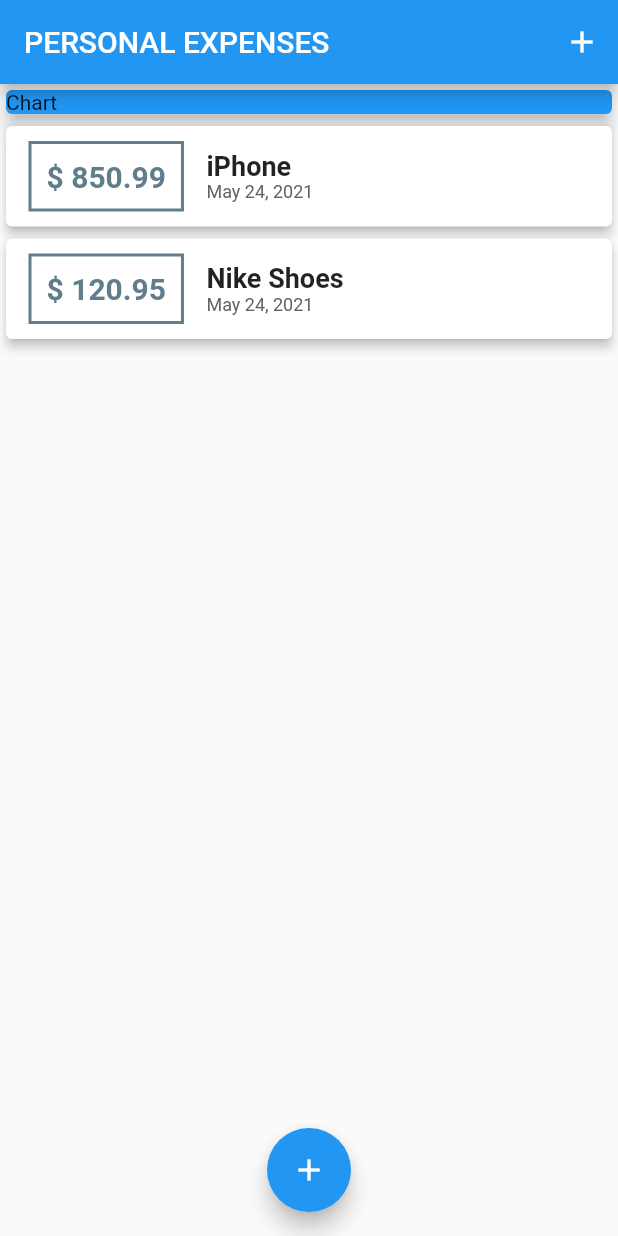
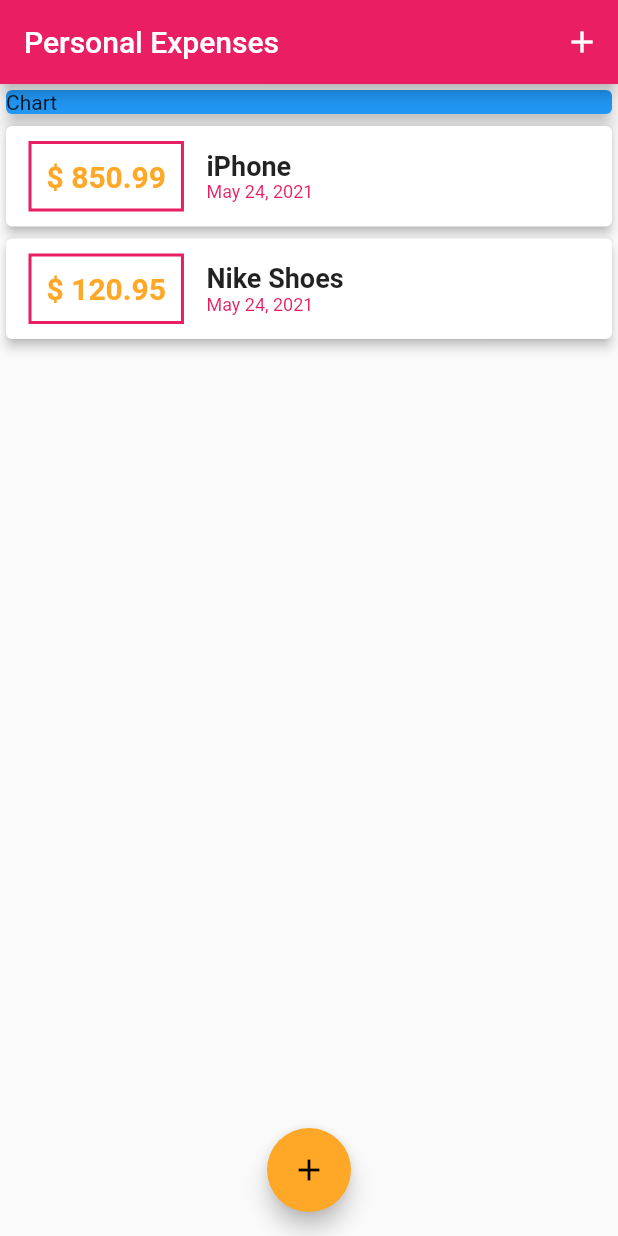
Before and after one commit to aaronparres/flutter-course, a Flutter app: the screen it shows after launch, on a phone screen of 412 x 824 dp. Run offline on Flutter 3.47's test engine with Material 2 defaults, Android fonts, the phone set to English and light mode, and no system bars.

Commit message:
Custom theme colors

```diff
--- a/lib/main.dart
+++ b/lib/main.dart
@@ -12,6 +12,11 @@ class MyApp extends StatelessWidget {
   Widget build(BuildContext context) {
     return MaterialApp(
       title: 'Personal Expenses App',
+      theme: ThemeData(
+        primarySwatch: Colors.pink,
+        accentColorBrightness: Brightness.dark,
+        accentColor: Colors.orange[400],
+      ),
       home: MyHomePage(),
     );
   }
@@ -65,7 +70,10 @@ class _MyHomePageState extends State<MyHomePage> {
   Widget build(BuildContext context) {
     return Scaffold(
       appBar: AppBar(
-        title: Text('PERSONAL EXPENSES'),
+        title: Text(
+          'Personal Expenses',
+          style: TextStyle(color: Colors.white),
+        ),
         actions: [
           IconButton(
             icon: Icon(Icons.add),
--- a/lib/widgets/transaction_list_item.dart
+++ b/lib/widgets/transaction_list_item.dart
@@ -21,7 +21,7 @@ class TransactionListItem extends StatelessWidget {
             ),
             decoration: BoxDecoration(
               border: Border.all(
-                color: Colors.blueGrey,
+                color: Theme.of(context).primaryColor,
                 width: 2,
               ),
             ),
@@ -31,7 +31,7 @@ class TransactionListItem extends StatelessWidget {
               style: TextStyle(
                 fontWeight: FontWeight.bold,
                 fontSize: 20,
-                color: Colors.blueGrey,
+                color: Theme.of(context).accentColor,
               ),
             ),
           ),
@@ -49,7 +49,7 @@ class TransactionListItem extends StatelessWidget {
                 DateFormat.yMMMMd().format(item.date),
                 style: TextStyle(
                   fontSize: 12,
-                  color: Colors.grey.shade700,
+                  color: Theme.of(context).primaryColor,
                 ),
               ),
             ],
```
